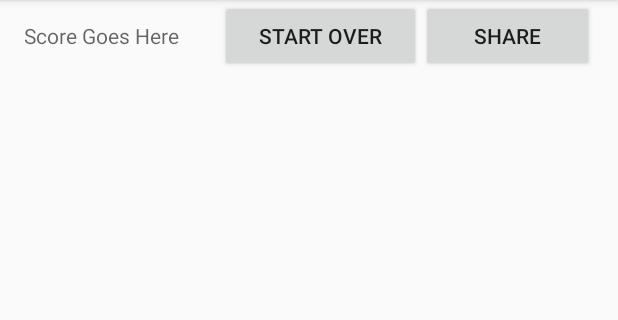
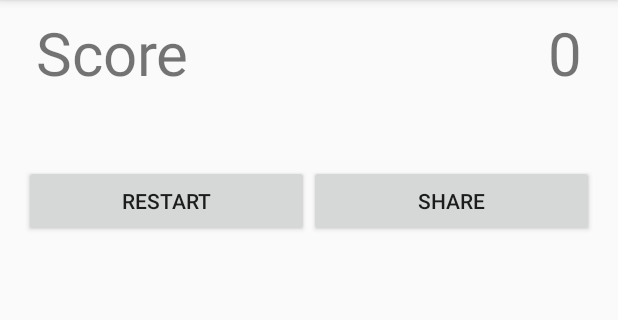
Before and after one commit to burtbot25/comp3617_Asn1, an Android app: the ScoreActivity screen opened directly, with no data from a screen before it, on a phone screen of 412 x 824 dp, the part 84-404 px from its top. Run offline under Robolectric (Android 15) with nearby library versions, the phone set to English and light mode, and no system bars.

Commit message:
Added: startOver, ScoreActivity, restart, share, score tracking

```diff
--- a/app/src/main/res/layout/activity_score.xml
+++ b/app/src/main/res/layout/activity_score.xml
@@ -3,19 +3,53 @@
               android:layout_width="match_parent"
               android:layout_height="match_parent"
               android:paddingLeft="16dp"
-              android:paddingRight="16dp">
+              android:paddingRight="16dp"
+              android:orientation="vertical">
+    <RelativeLayout
+            android:layout_width="match_parent"
+            android:layout_height="wrap_content"
+            android:padding="8dp"
+            android:layout_marginBottom="40dp"
+    >
 
+        <TextView
+                android:layout_width="wrap_content"
+                android:layout_height="wrap_content"
+                android:text="@string/scoreText"
+                android:textSize="40sp"
+                android:layout_alignParentLeft="true"
+                android:id="@+id/scoreText"
+        />
+        <TextView
+                android:layout_width="wrap_content"
+                android:layout_height="wrap_content"
+                android:text="@string/scoreStart"
+                android:layout_alignParentRight="true"
+                android:id="@+id/scoreValue"
+                android:textSize="40sp"
+        />
+    </RelativeLayout>
 
-    <TextView
-            android:layout_width="wrap_content"
-            android:layout_height="wrap_content" android:id="@+id/tv_score" android:layout_weight="1"
-            android:hint="Score Goes Here"/>
-    <Button
-            android:text="Start Over"
-            android:layout_width="wrap_content"
-            android:layout_height="wrap_content" android:id="@+id/btn_restart" android:layout_weight="1"/>
-    <Button
-            android:text="Share"
-            android:layout_width="wrap_content"
-            android:layout_height="wrap_content" android:id="@+id/btn_share" android:layout_weight="1"/>
+    <LinearLayout
+            android:layout_width="match_parent"
+            android:layout_height="wrap_content">
+
+        <Button
+                android:id="@+id/next_bn"
+                android:layout_width="wrap_content"
+                android:layout_height="wrap_content"
+                android:text="Restart"
+                android:onClick="restart"
+                android:layout_weight="1"
+        />
+
+        <Button
+                android:id="@+id/next_btn"
+                android:layout_width="wrap_content"
+                android:layout_height="wrap_content"
+                android:text="Share"
+                android:onClick="share"
+                android:layout_weight="1"
+        />
+    </LinearLayout>
 </LinearLayout>
```
Also changed, not shown: app/src/main/java/com/comp3617/week1/assignment1/MainActivity.kt (+63 -33 lines), app/src/main/java/com/comp3617/week1/assignment1/ScoreActivity.kt (+27 -0 lines), app/src/main/res/layout/activity_main.xml (+25 -8 lines).
